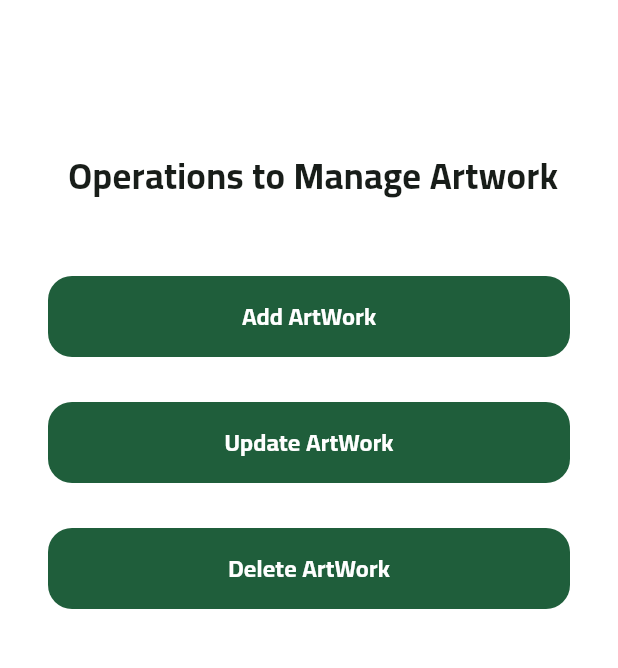
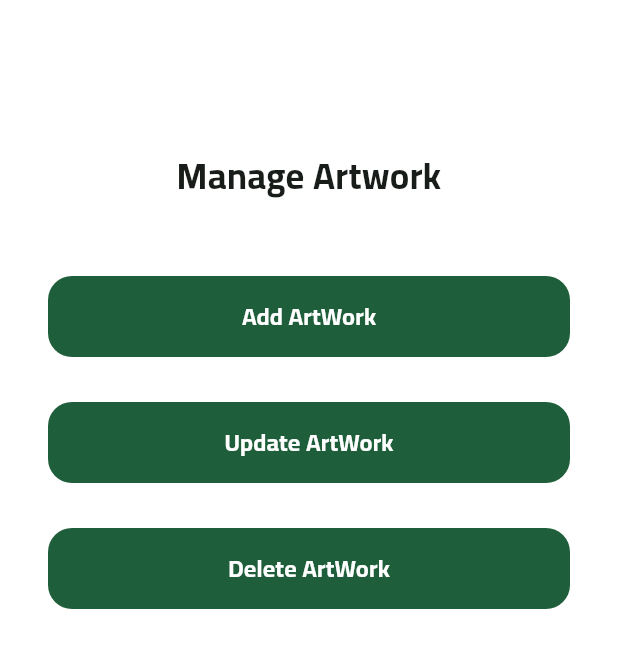
Before and after one commit to EzzeldeanAhmed/art_gallery, a Flutter app: the DashboardView screen opened by its route, on a phone screen of 412 x 824 dp, the part 84-752 px from its top. Run offline on Flutter 3.47's test engine with Material 3 defaults, Android fonts, the phone set to English and light mode, and no system bars; our stand-ins replace bloc, cloud_firestore, country_code_picker, dartz, dots_indicator, dropdown_button2 and 12 more; missing offline and left inert: svg_flutter; accounts and stored records are empty.

Commit message:
main&dashboard ui

```diff
--- a/lib/features/dashboard/views/widgets/dashboard_view_body.dart
+++ b/lib/features/dashboard/views/widgets/dashboard_view_body.dart
@@ -17,7 +17,7 @@ class DashboardViewBody extends StatelessWidget {
             height: 100,
           ),
           const Text(
-            ' Operations to Manage Artwork',
+            'Manage Artwork',
             style: TextStyle(fontSize: 24, fontWeight: FontWeight.bold),
           ),
           SizedBox(height: 50),
--- a/lib/features/home/presentation/views/widgets/home_view_body.dart
+++ b/lib/features/home/presentation/views/widgets/home_view_body.dart
@@ -47,7 +47,7 @@ class _HomeViewBodyState extends State<HomeViewBody> {
                   height: 12,
                 ),
                 FeaturedItem(
-                  title: 'Where every piece tells a unique story.',
+                  title: 'Where every piece tells unique story.',
                   subtitle: 'Artworks',
                   image: Assets.imagesArttwork,
                   onPressed: () {
@@ -67,7 +67,7 @@ class _HomeViewBodyState extends State<HomeViewBody> {
                   height: 12,
                 ),
                 FeaturedItem(
-                  title: 'Where art comes together in perfect harmony.',
+                  title: 'Where art comes in perfect harmony.',
                   subtitle: 'Collections',
                   image: Assets.imagesCollection,
                   onPressed: () {},
```
